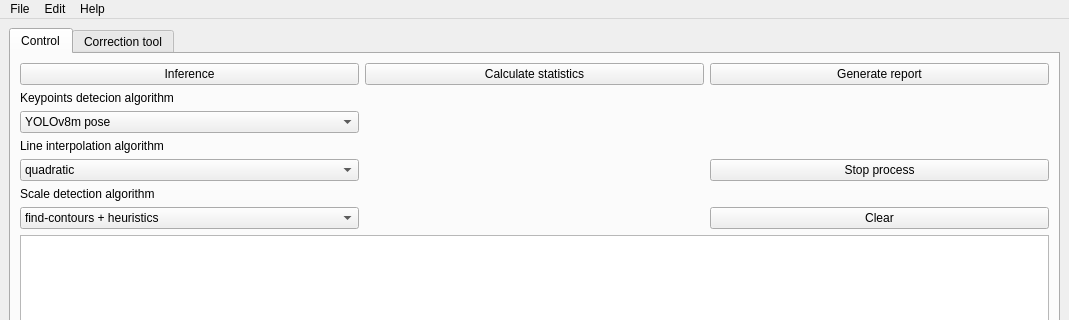
Above: src/gui/app_window.ui from TheGrycek/Tardigrada before the change; both pictures show x 0 to 1069 and y 0 to 320 of the 1069 by 848 pixel window. Below: the same form after it.
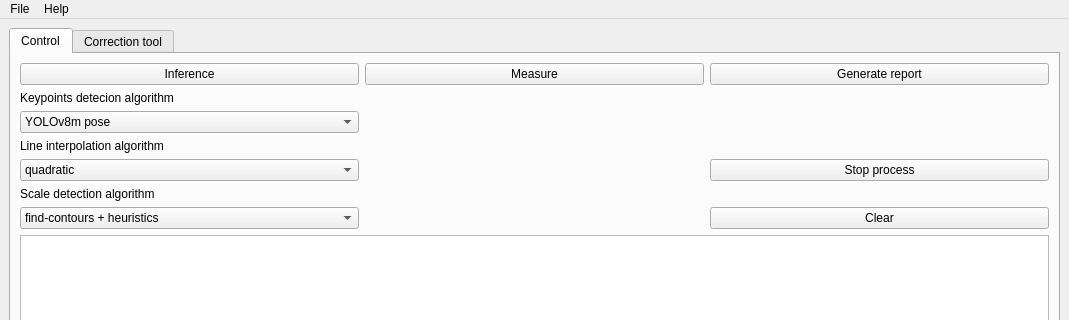
That is the form after the change. The open tabs and pages were chosen to show the change. Icons and pictures are not drawn.

What changed in the file:
```diff
--- a/src/gui/app_window.ui
+++ b/src/gui/app_window.ui
@@ -137,7 +137,7 @@
             <item row="0" column="1">
              <widget class="QPushButton" name="calculateButton">
               <property name="text">
-               <string>Calculate statistics</string>
+               <string>Measure</string>
               </property>
               <property name="icon">
                <iconset>
@@ -294,12 +294,6 @@
     <addaction name="actionOpen_Dir"/>
     <addaction name="actionChange_Save_Dir"/>
     <addaction name="actionSave"/>
-    <addaction name="actionSave_As"/>
-   </widget>
-   <widget class="QMenu" name="menuEdit">
-    <property name="title">
-     <string>Edit</string>
-    </property>
    </widget>
    <widget class="QMenu" name="menuHelp">
     <property name="tearOffEnabled">
@@ -317,7 +311,6 @@
     </property>
    </widget>
    <addaction name="menuFile"/>
-   <addaction name="menuEdit"/>
    <addaction name="menuHelp"/>
   </widget>
   <widget class="QStatusBar" name="statusbar"/>
```
Left out of the diff: 8 changed lines with no effect on the pictures.
